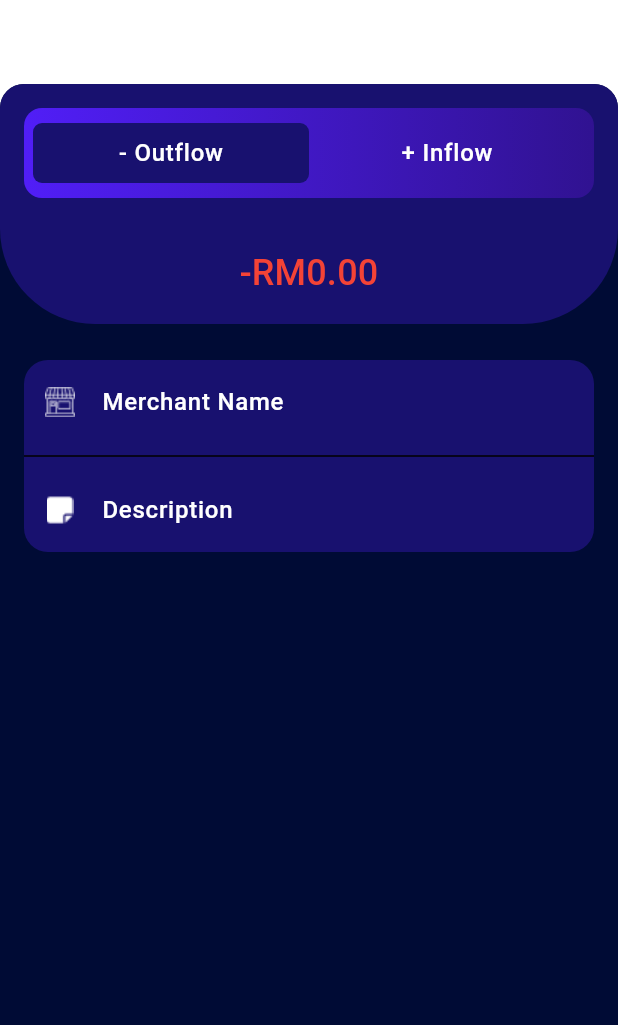
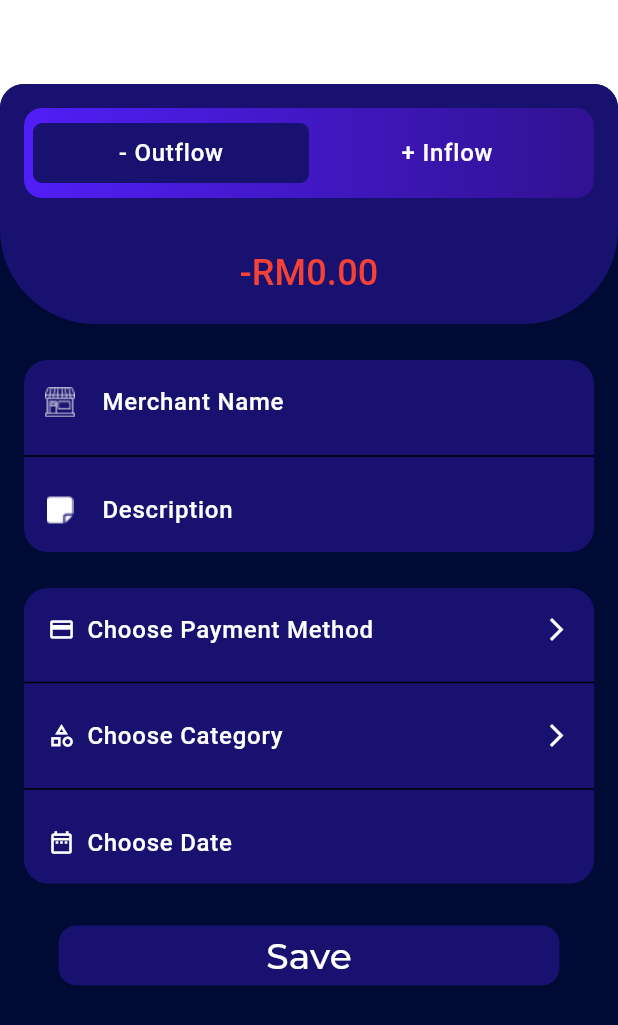
Before and after one commit to AbdElrahmanaymen/Budgetly, a Flutter app: the NewExpenseScreen screen opened by its route, on a phone screen of 412 x 824 dp. Shown: the top 1025 px of the screen. Run offline on Flutter 3.47's test engine with Material 3 defaults, Android fonts, the light colour scheme and no system bars; our stand-ins replace carousel_slider, dropdown_button2, flutter_bloc, flutter_svg, freezed_annotation, get_it and 1 more; project files that could hold a hidden picture were left out.

Commit message:
Update new_expense_screen.dart

```diff
--- a/lib/presentation/new_expense/new_expense_screen.dart
+++ b/lib/presentation/new_expense/new_expense_screen.dart
@@ -34,7 +34,6 @@ class NewExpenseScreen extends StatelessWidget {
               height: 24,
             ),
             Container(
-              // padding: const EdgeInsets.all(16),
               margin: const EdgeInsets.symmetric(horizontal: 16),
               decoration: BoxDecoration(
                 color: semiBlueColor,
@@ -71,7 +70,116 @@ class NewExpenseScreen extends StatelessWidget {
                   ),
                 ],
               ),
-            )
+            ),
+            const SizedBox(
+              height: 24,
+            ),
+            Container(
+              width: double.infinity,
+              margin: const EdgeInsets.symmetric(horizontal: 16),
+              decoration: BoxDecoration(
+                color: semiBlueColor,
+                borderRadius: BorderRadius.circular(16),
+              ),
+              child: Column(
+                crossAxisAlignment: CrossAxisAlignment.start,
+                children: [
+                  TextButton.icon(
+                    style: TextButton.styleFrom(
+                      padding: const EdgeInsets.all(16),
+                    ),
+                    onPressed: () {},
+                    icon: const Icon(
+                      Icons.payment,
+                      color: Colors.white,
+                    ),
+                    label: Row(
+                      mainAxisAlignment: MainAxisAlignment.spaceBetween,
+                      children: [
+                        Text(
+                          "Choose Payment Method",
+                          style: Theme.of(context)
+                              .textTheme
+                              .labelSmall!
+                              .copyWith(fontWeight: FontWeight.w500),
+                        ),
+                        const Icon(Icons.arrow_forward_ios,
+                            color: Colors.white),
+                      ],
+                    ),
+                  ),
+                  const Divider(
+                    color: Colors.black,
+                  ),
+                  TextButton.icon(
+                    style: TextButton.styleFrom(
+                      padding: const EdgeInsets.all(16),
+                    ),
+                    onPressed: () {},
+                    icon: const Icon(
+                      Icons.category_outlined,
+                      color: Colors.white,
+                    ),
+                    label: Row(
+                      mainAxisAlignment: MainAxisAlignment.spaceBetween,
+                      children: [
+                        Text(
+                          "Choose Category",
+                          style: Theme.of(context)
+                              .textTheme
+                              .labelSmall!
+                              .copyWith(fontWeight: FontWeight.w500),
+                        ),
+                        const Icon(Icons.arrow_forward_ios,
+                            color: Colors.white),
+                      ],
+                    ),
+                  ),
+                  const Divider(
+                    color: Colors.black,
+                  ),
+                  TextButton.icon(
+                    style: TextButton.styleFrom(
+                      padding: const EdgeInsets.all(16),
+                    ),
+                    onPressed: () {},
+                    icon: const Icon(
+                      Icons.date_range_outlined,
+                      color: Colors.white,
+                    ),
+                    label: Text(
+                      "Choose Date",
+                      style: Theme.of(context)
+                          .textTheme
+                          .labelSmall!
+                          .copyWith(fontWeight: FontWeight.w500),
+                    ),
+                  ),
+                ],
+              ),
+            ),
+            const SizedBox(
+              height: 24,
+            ),
+            SizedBox(
+              width: double.infinity,
+              child: Padding(
+                padding: const EdgeInsets.symmetric(horizontal: 39),
+                child: ElevatedButton(
+                  onPressed: () {},
+                  style: ElevatedButton.styleFrom(
+                    backgroundColor: semiBlueColor,
+                    shape: RoundedRectangleBorder(
+                      borderRadius: BorderRadius.circular(12),
+                    ),
+                  ),
+                  child: Text(
+                    'Save',
+                    style: Theme.of(context).textTheme.labelLarge,
+                  ),
+                ),
+              ),
+            ),
           ],
         ),
       ),
```
